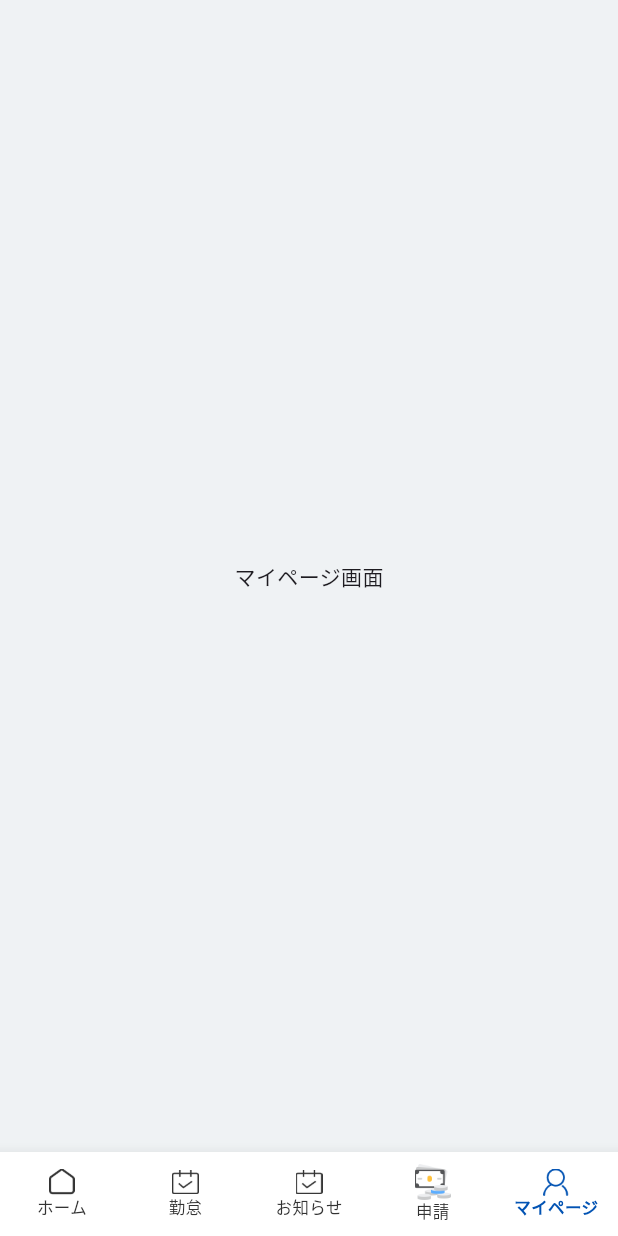
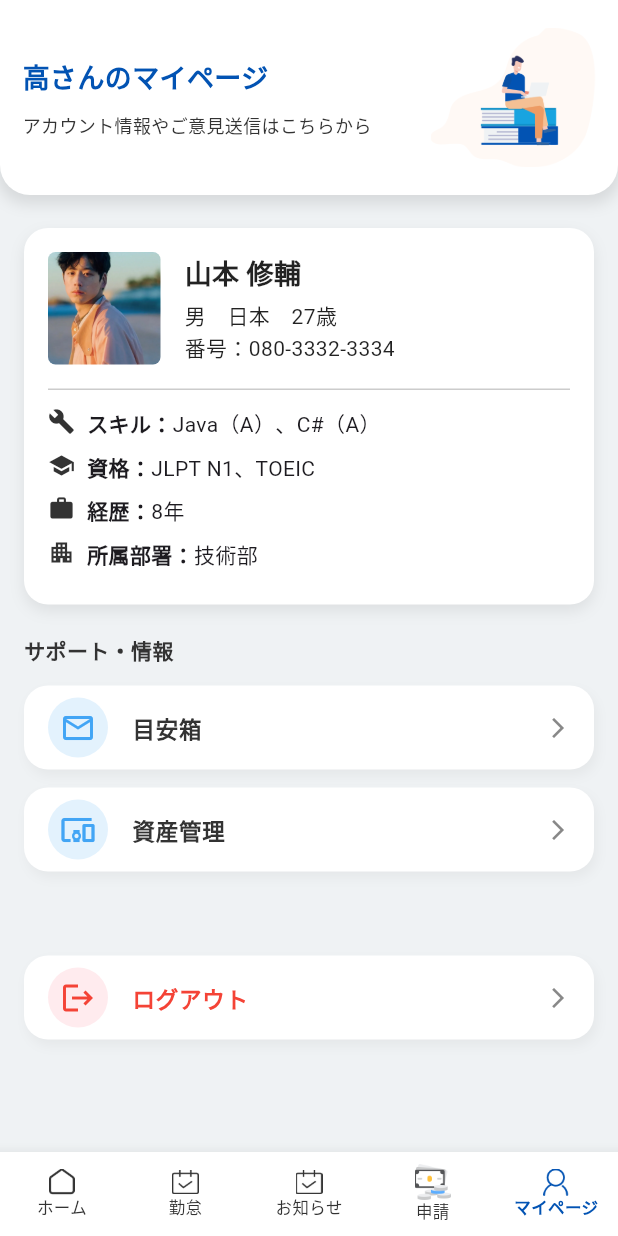
Before and after one commit to EunJiGo/hihatuPJ, a Flutter app: the screen it shows after launch, item 5 of the bottom bar chosen, on a phone screen of 412 x 824 dp. Run offline on Flutter 3.47's test engine with Material 3 defaults, Android fonts, the phone set to English and light mode, and no system bars; our stand-ins replace flutter_riverpod, font_awesome_flutter, image_picker, table_calendar.

Commit message:
마이페이지 화면 작성

```diff
--- /dev/null
+++ b/lib/base/base_main_screen.dart
@@ -0,0 +1,39 @@
+import 'package:flutter/material.dart';
+
+class BaseMainScreen extends StatelessWidget {
+  final Widget child;
+  final Color backgroundColor;
+
+  const BaseMainScreen({
+    required this.child,
+    this.backgroundColor = const Color(0xFFEFF2F4),
+    super.key
+  });
+
+  @override
+  Widget build(BuildContext context) {
+    return Scaffold(
+      backgroundColor: Colors.white, // 상태바 포함 영역을 흰색으로
+      body: Column(
+        children: [
+          // 상태바 높이 확보 + 흰색
+          const SafeArea(
+            bottom: false,
+            child: ColoredBox(
+              color: Colors.white,
+              child: SizedBox(height: 0),
+            ),
+          ),
+
+          // 아래는 배경색이 EFF2F4
+          Expanded(
+            child: ColoredBox(
+              color: backgroundColor, // = Color(0xFFEFF2F4)
+              child: child,
+            ),
+          ),
+        ],
+      ),
+    );
+  }
+}
--- a/lib/header/title_header.dart
+++ b/lib/header/title_header.dart
@@ -38,7 +38,8 @@ class WelcomeHeader extends StatelessWidget {
       child: Row(
         mainAxisAlignment: MainAxisAlignment.spaceBetween,
         children: [
-          Column(
+          Expanded(
+            child: Column(
               crossAxisAlignment: CrossAxisAlignment.start,
               children: [
                 Container(
@@ -58,10 +59,12 @@ class WelcomeHeader extends StatelessWidget {
                     fontSize: subtitleFontSize,
                     color: const Color(0xFF333333),
                     fontWeight: FontWeight.w400,
+
                   ),
-                maxLines: 2,
+                  maxLines: 3,
                 ),
               ],
+            ),
           ),
           Image.asset(
             imagePath,
--- /dev/null
+++ b/lib/mypage/profile_card_widget.dart
@@ -0,0 +1,119 @@
+import 'package:flutter/material.dart';
+
+class ProfileCard extends StatelessWidget {
+  const ProfileCard({super.key});
+
+  @override
+  Widget build(BuildContext context) {
+    return Container(
+      padding: const EdgeInsets.all(16),
+      margin: const EdgeInsets.symmetric(horizontal: 16, vertical: 12),
+      decoration: BoxDecoration(
+        color: Colors.white,
+        borderRadius: BorderRadius.circular(16),
+        boxShadow: [
+          BoxShadow(
+            color: Colors.black.withOpacity(0.08),
+            offset: const Offset(0, 4),
+            blurRadius: 8,
+          ),
+        ],
+      ),
+      child: Column(
+        crossAxisAlignment: CrossAxisAlignment.start,
+        children: [
+          // 🧍 상단 : 사진 + 기본정보
+          Row(
+            crossAxisAlignment: CrossAxisAlignment.center,
+            children: [
+              // 이미지 (프로필 사진 자리)
+              ClipRRect(
+                borderRadius: BorderRadius.circular(5),
+                child: Image.asset(
+                  'assets/images/add/profile.webp', // 본인 이미지로 변경
+                  width: 75,
+                  height: 75,
+                  fit: BoxFit.cover,
+                ),
+              ),
+              const SizedBox(width: 16),
+              // 이름 + 상세
+              Column(
+                crossAxisAlignment: CrossAxisAlignment.start,
+                children: const [
+                  Text(
+                    '山本 修輔',
+                    style: TextStyle(
+                      fontSize: 18,
+                      fontWeight: FontWeight.bold,
+                      color: Colors.black87,
+                    ),
+                  ),
+                  SizedBox(height: 4),
+                  Text(
+                    '男　日本　27歳',
+                    style: TextStyle(fontSize: 14, color: Colors.black87),
+                  ),
+                  Text(
+                    '番号：080-3332-3334',
+                    style: TextStyle(fontSize: 14, color: Colors.black87),
+                  ),
+                ],
+              ),
+            ],
+          ),
+          const SizedBox(height: 16),
+
+          // 구분선
+          const Divider(height: 1, color: Color(0xFFCCCCCC)),
+          const SizedBox(height: 12),
+
+          // 🔧 상세 정보
+          const InfoRow(icon: Icons.build, label: 'スキル', value: 'Java（A）、C#（A）'),
+          InfoRow(icon: Icons.school, label: '資格', value: 'JLPT N1、TOEIC'),
+          InfoRow(icon: Icons.work, label: '経歴', value: '8年'),
+          InfoRow(icon: Icons.apartment, label: '所属部署', value: '技術部'),
+        ],
+      ),
+    );
+  }
+}
+
+class InfoRow extends StatelessWidget {
+  final IconData icon;
+  final String label;
+  final String value;
+
+  const InfoRow({
+    super.key,
+    required this.icon,
+    required this.label,
+    required this.value,
+  });
+
+  @override
+  Widget build(BuildContext context) {
+    return Padding(
+      padding: const EdgeInsets.only(bottom: 8),
+      child: Row(
+        crossAxisAlignment: CrossAxisAlignment.start,
+        children: [
+          Icon(icon, size: 18, color: Color(0xFF333333)),
+          const SizedBox(width: 8),
+          Text(
+            '$label：',
+            style: const TextStyle(fontWeight: FontWeight.w600, fontSize: 14),
+          ),
+          Expanded(
+            child: Text(
+              value,
+              style: const TextStyle(fontSize: 14),
+              overflow: TextOverflow.ellipsis,
+              maxLines: 2,
+            ),
+          ),
+        ],
+      ),
+    );
+  }
+}
--- a/lib/screens/mypage_screen.dart
+++ b/lib/screens/mypage_screen.dart
@@ -1,13 +1,153 @@
 import 'package:flutter/material.dart';
-import '../base/base_screen.dart';
+import '../base/base_main_screen.dart';
+import '../header/title_header.dart';
+import '../mypage/profile_card_widget.dart';
 
 class MypageScreen extends StatelessWidget {
   @override
   Widget build(BuildContext context) {
-    return BaseScreen(
-      child: Center(
-        child: Text('マイページ画面'),
+    return BaseMainScreen(
+      child: Container(
+        width: double.infinity,
+        height: double.infinity,
+        color: const Color(0xFFEFF2F4),
+        child: SingleChildScrollView(
+          padding: const EdgeInsets.only(bottom: 25),
+          child: Column(
+            crossAxisAlignment: CrossAxisAlignment.start,
+            children: [
+              // 👋 상단 헤더
+              WelcomeHeader(
+                title: '高さんのマイページ',
+                subtitle: 'アカウント情報やご意見送信はこちらから',
+                titleFontSize: 18,
+                subtitleFontSize: 12,
+                imagePath: 'assets/images/mypage/mypage_image/mypage_image.png',
+              ),
+
+              const SizedBox(height: 10),
+
+              // 👤 프로필 카드
+              ProfileCard(),
+
+              // 🧾 메뉴 리스트
+              Column(
+                crossAxisAlignment: CrossAxisAlignment.start,
+                children: [
+                  const Padding(
+                    padding: EdgeInsets.symmetric(horizontal: 16, vertical: 8),
+                    child: Text(
+                      'サポート・情報',
+                      style: TextStyle(
+                        fontSize: 14,
+                        fontWeight: FontWeight.bold,
+                        color: Color(0xFF333333),
+                      ),
+                    ),
+                  ),
+                  ...menuItems.map((item) {
+                    return Container(
+                      margin: const EdgeInsets.symmetric(horizontal: 16, vertical: 6),
+                      decoration: BoxDecoration(
+                        color: Colors.white,
+                        borderRadius: BorderRadius.circular(16),
+                        boxShadow: [
+                          BoxShadow(
+                            color: Colors.grey.withOpacity(0.12),
+                            blurRadius: 6,
+                            offset: const Offset(2, 4),
+                          ),
+                        ],
+                      ),
+                      child: ListTile(
+                        contentPadding: const EdgeInsets.symmetric(horizontal: 16, vertical: 0),
+                        leading: CircleAvatar(
+                          backgroundColor: const Color(0xFFE3F2FD),
+                          child: Icon(item['icon'], color: const Color(0xFF42A5F5)),
+                        ),
+                        title: Text(
+                          item['label'],
+                          style: const TextStyle(
+                            fontSize: 15,
+                            fontWeight: FontWeight.w600,
+                            color: Color(0xFF333333),
+                          ),
+                        ),
+                        trailing: const Icon(
+                          Icons.arrow_forward_ios,
+                          size: 16,
+                          color: Color(0xFF888888),
+                        ),
+                        onTap: item['onTap'],
+                      ),
+                    );
+                  }).toList(),
+                ],
+              ),
+
+              // 🚪 로그아웃
+              const SizedBox(height: 50),
+              Padding(
+                padding: const EdgeInsets.symmetric(horizontal: 16),
+                child: Container(
+                  decoration: BoxDecoration(
+                    color: Colors.white,
+                    borderRadius: BorderRadius.circular(16),
+                    boxShadow: [
+                      BoxShadow(
+                        color: Colors.grey.withOpacity(0.12),
+                        blurRadius: 6,
+                        offset: const Offset(2, 4),
+                      ),
+                    ],
+                  ),
+                  child: ListTile(
+                    contentPadding: const EdgeInsets.symmetric(horizontal: 16, vertical: 0),
+                    leading: const CircleAvatar(
+                      backgroundColor: Color(0xFFFFEBEE),
+                      child: Icon(Icons.logout, color: Colors.red),
+                    ),
+                    title: const Text(
+                      'ログアウト',
+                      style: TextStyle(
+                        fontSize: 15,
+                        fontWeight: FontWeight.w600,
+                        color: Colors.red,
+                      ),
+                    ),
+                    trailing: const Icon(
+                      Icons.arrow_forward_ios,
+                      size: 16,
+                      color: Color(0xFF888888),
+                    ),
+                    onTap: () {
+                      // TODO: 로그아웃 처리
+                    },
+                  ),
+                ),
+              ),
+            ],
+          ),
+        ),
       ),
     );
   }
 }
+
+// ✅ 메뉴 아이템 정의
+final List<Map<String, dynamic>> menuItems = [
+  {
+    'label': '目安箱',
+    'icon': Icons.mail_outline,
+    'onTap': () {
+      // TODO: 문의 화면 이동
+    },
+  },
+  {
+    'label': '資産管理',
+    'icon': Icons.devices_other,
+    'onTap': () {
+      // TODO: 자산관리 화면 이동
+    },
+  },
+];
--- a/pubspec.yaml
+++ b/pubspec.yaml
@@ -75,10 +75,12 @@ flutter:
     - assets/images/tabbar/apply/apply.png
     - assets/images/home/home_image/home_image.png
     - assets/images/technician/technician_image.png
+    - assets/images/mypage/mypage_image/mypage_image.png
     - assets/images/add/notice_bell.png
     - assets/images/add/title_label.png
     - assets/images/information/correct/correct.png
     - assets/images/information/warning/warning.png
+    - assets/images/add/profile.webp
 
   # To add assets to your application, add an assets section, like this:
   # assets:
```
Also changed, not shown: assets/images/add/profile.webp (added), assets/images/mypage/mypage_image/3.0x/mypage_image.png (added), assets/images/mypage/mypage_image/mypage_image.png (added). Lines whose indentation alone changed are shown as unchanged.
